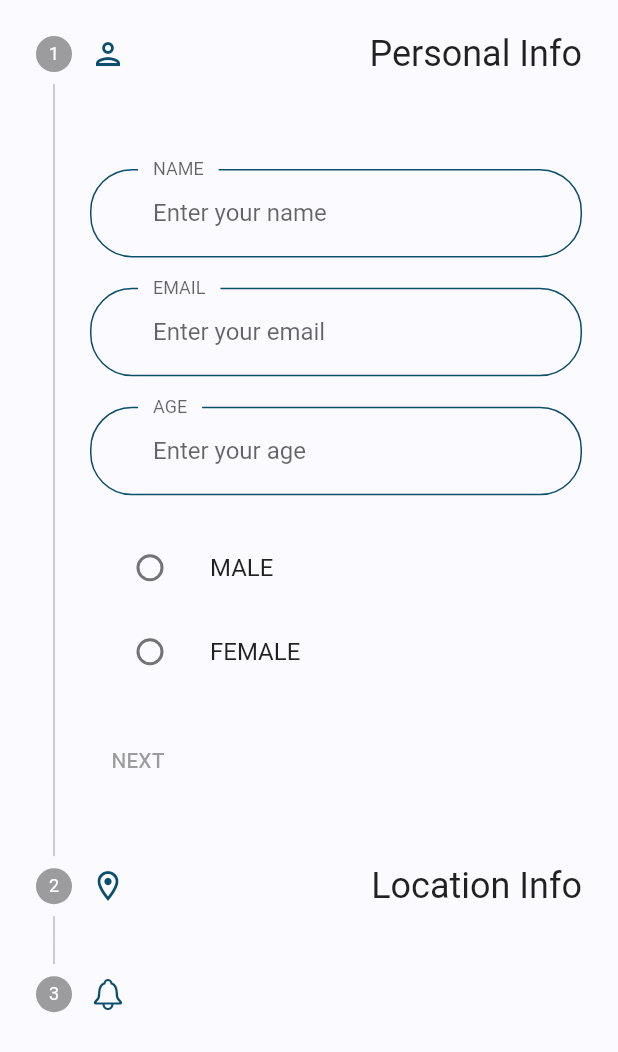
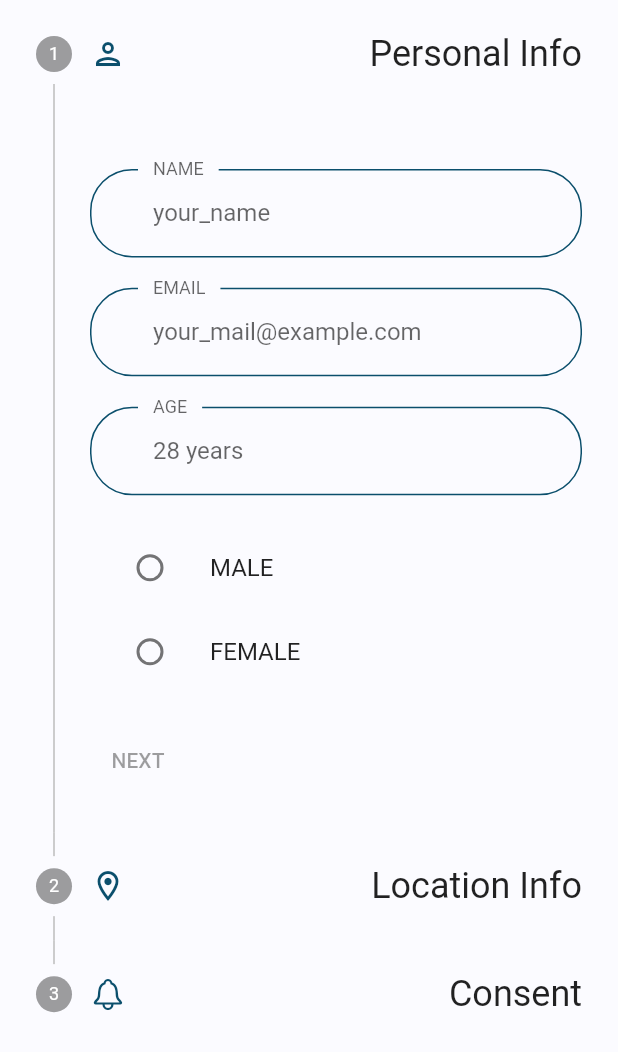
Before and after one commit to jeshu/doran-insurence-app, a Flutter app: the screen it shows after launch, after a tap on an icon or button, on a phone screen of 412 x 824 dp. Shown: the top 1052 px of the screen. Run offline on Flutter 3.47's test engine with Material 2 defaults, Android fonts, the phone set to English and light mode, and no system bars; accounts and stored records are empty.

Commit message:
Form field done

```diff
--- a/lib/screens/register_customers/components/body.dart
+++ b/lib/screens/register_customers/components/body.dart
@@ -102,20 +102,21 @@ class _BodyState extends State<Body> {
               ),
             ),
             Step(
-              title: Column(
+              title: Row(
                 children: <Widget>[
                   Icon(
                     CupertinoIcons.bell,
                     color: Theme.of(context).primaryColor,
                   ),
+                  Spacer(),
+                  Text(
+                    'Consent',
+                    style: Theme.of(context).textTheme.headline5,
+                  ),
                 ],
               ),
               content: Column(
                 children: [
-                  Text(
-                    'Consent',
-                    style: Theme.of(context).textTheme.headline5,
-                  ),
                   Consent(),
                 ],
               ),
--- a/lib/screens/register_customers/components/location_info.dart
+++ b/lib/screens/register_customers/components/location_info.dart
@@ -30,8 +30,7 @@ class _LocationInfoState extends State<LocationInfo> {
               },
               enableSuggestions: true,
               decoration: InputDecoration(
-                  labelText: 'MOBILE NO.',
-                  hintText: 'Enter your mobile number'),
+                  labelText: 'MOBILE NO.', hintText: 'xxx-xxx-xxxx'),
             ),
             SizedBox(
               height: getProportionateScreenHeight(40.0),
@@ -42,7 +41,7 @@ class _LocationInfoState extends State<LocationInfo> {
               },
               enableSuggestions: true,
               decoration: InputDecoration(
-                  labelText: 'ADDRESS', hintText: 'Enter your address'),
+                  labelText: 'ADDRESS', hintText: 'your_address'),
             ),
             SizedBox(
               height: getProportionateScreenHeight(40.0),
@@ -53,8 +52,8 @@ class _LocationInfoState extends State<LocationInfo> {
                 pincode = value;
               },
               enableSuggestions: true,
-              decoration: InputDecoration(
-                  labelText: 'PINCODE', hintText: 'Enter your Pincode'),
+              decoration:
+                  InputDecoration(labelText: 'PINCODE', hintText: 'xxxxxx'),
             ),
             SizedBox(
               height: getProportionateScreenHeight(40.0),
@@ -64,8 +63,8 @@ class _LocationInfoState extends State<LocationInfo> {
                 city = value;
               },
               enableSuggestions: true,
-              decoration: InputDecoration(
-                  labelText: 'City', hintText: 'Enter your city'),
+              decoration:
+                  InputDecoration(labelText: 'City', hintText: 'your_city'),
             ),
           ],
         ),
--- a/lib/screens/register_customers/components/personal_info.dart
+++ b/lib/screens/register_customers/components/personal_info.dart
@@ -35,7 +35,7 @@ class _PersonlInfoFormState extends State<PersonlInfoForm> {
             },
             enableSuggestions: true,
             decoration:
-                InputDecoration(labelText: 'NAME', hintText: 'Enter your name'),
+                InputDecoration(labelText: 'NAME', hintText: 'your_name'),
           ),
           SizedBox(
             height: getProportionateScreenHeight(20.0),
@@ -47,7 +47,7 @@ class _PersonlInfoFormState extends State<PersonlInfoForm> {
             enableSuggestions: true,
             keyboardType: TextInputType.emailAddress,
             decoration: InputDecoration(
-                labelText: 'EMAIL', hintText: 'Enter your email'),
+                labelText: 'EMAIL', hintText: 'your_mail@example.com'),
           ),
           SizedBox(
             height: getProportionateScreenHeight(20.0),
@@ -58,8 +58,7 @@ class _PersonlInfoFormState extends State<PersonlInfoForm> {
             },
             keyboardType: TextInputType.number,
             enableSuggestions: true,
-            decoration:
-                InputDecoration(labelText: 'AGE', hintText: 'Enter your age'),
+            decoration: InputDecoration(labelText: 'AGE', hintText: '28 years'),
           ),
           SizedBox(
             height: getProportionateScreenHeight(20.0),
```
